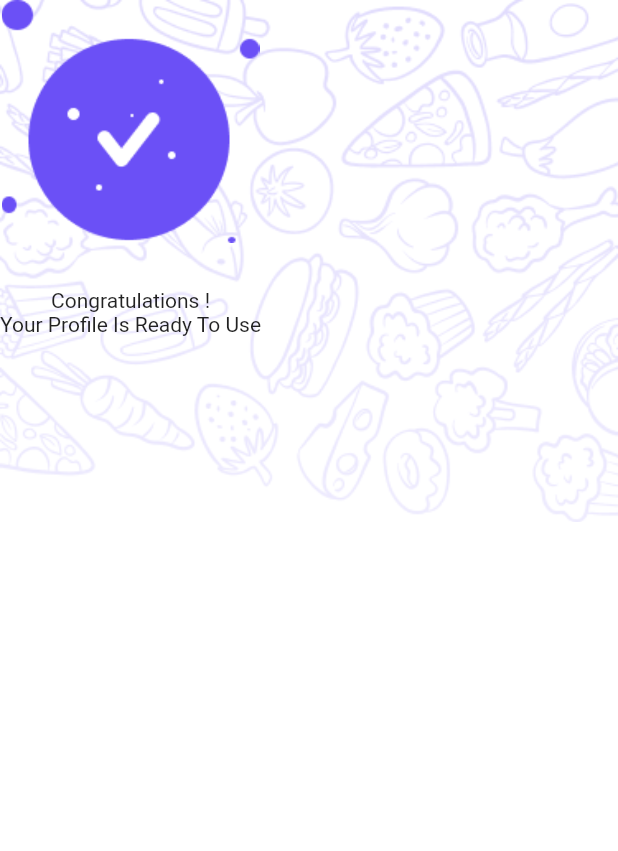
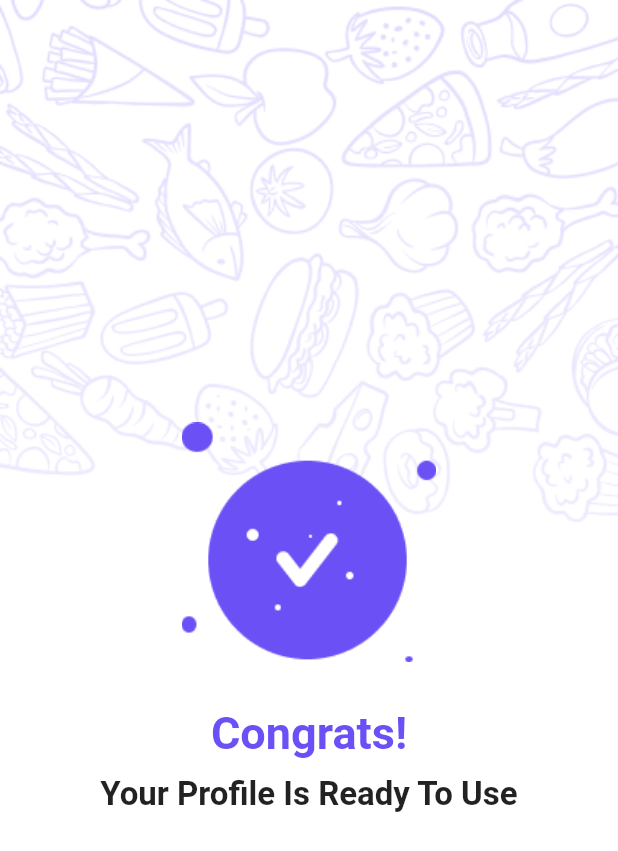
Before and after one commit to He-ema/foody, a Flutter app: the CongratulationsView screen opened by its route, on a phone screen of 412 x 824 dp. Shown: the top 851 px of the screen. Run offline on Flutter 3.47's test engine with Material 2 defaults, Android fonts, the phone set to English and light mode, and no system bars; our stand-ins replace animated_theme_switcher, awesome_dialog, bloc, cloud_firestore, firebase_auth, firebase_core and 5 more; missing offline and left inert: email_otp; accounts and stored records are empty.

Commit message:
register done

```diff
--- a/lib/core/utils/styles.dart
+++ b/lib/core/utils/styles.dart
@@ -1,6 +1,10 @@
 import 'package:flutter/material.dart';
 
 abstract class Styles {
+  static const textStyle30 = TextStyle(
+    fontSize: 30,
+    fontWeight: FontWeight.w600,
+  );
   static const textStyle22 = TextStyle(
     fontSize: 22,
     fontWeight: FontWeight.w600,
--- a/lib/features/congratulations/presentation/views/widgets/congratulations_view_body.dart
+++ b/lib/features/congratulations/presentation/views/widgets/congratulations_view_body.dart
@@ -1,5 +1,7 @@
 import 'package:flutter/material.dart';
+import 'package:foody/constants.dart';
 import 'package:foody/core/utils/asset_data.dart';
+import 'package:foody/core/utils/styles.dart';
 
 class CongratulationsViewBody extends StatelessWidget {
   const CongratulationsViewBody({super.key});
@@ -7,13 +9,29 @@ class CongratulationsViewBody extends StatelessWidget {
   @override
   Widget build(BuildContext context) {
     return Column(
+      mainAxisAlignment: MainAxisAlignment.center,
+      crossAxisAlignment: CrossAxisAlignment.stretch,
       children: [
-        Image.asset(AssetData.congrats),
-        SizedBox(
+        Image.asset(
+          AssetData.congrats,
+          height: 160,
+        ),
+        const SizedBox(
           height: 30,
         ),
-        Text('Congratulations !'),
-        Text('Your Profile Is Ready To Use'),
+        Text(
+          'Congrats!',
+          textAlign: TextAlign.center,
+          style: Styles.textStyle30.copyWith(color: kPrimaryColor),
+        ),
+        const SizedBox(
+          height: 10,
+        ),
+        const Text(
+          'Your Profile Is Ready To Use',
+          textAlign: TextAlign.center,
+          style: Styles.textStyle22,
+        ),
       ],
     );
   }
```
